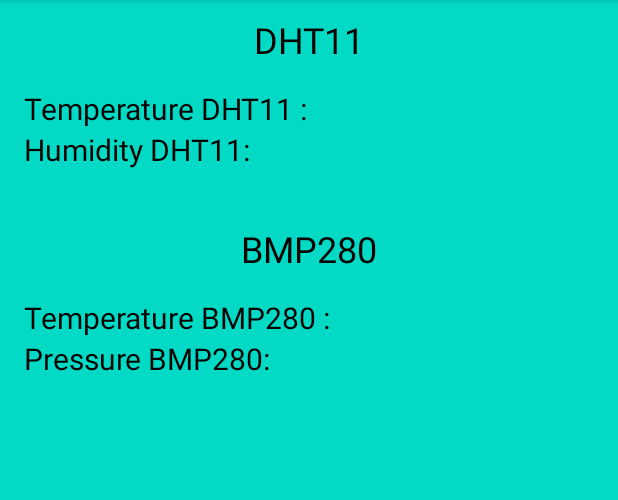
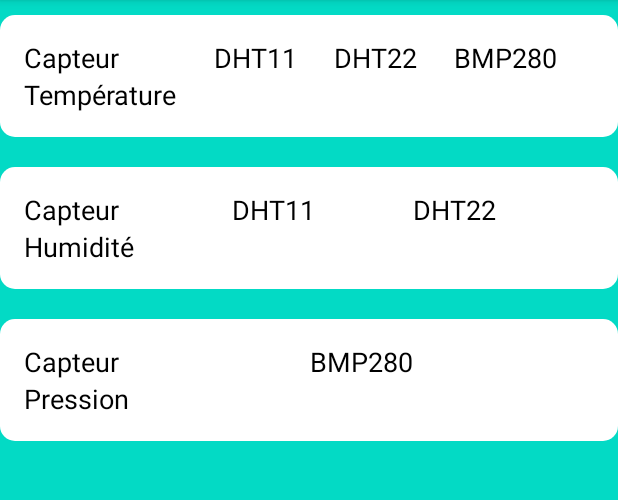
Before and after one commit to moslemrafrafi07/Station_meteo, an Android app: the screen it shows after launch (MainActivity), on a phone screen of 412 x 824 dp, the part 84-584 px from its top. Run offline under Robolectric (Android 15) with nearby library versions, the phone set to English and light mode, and no system bars; our stand-ins replace Firebase (no records; nobody signed in at launch, a user with empty details on screens opened directly); 6 statements that could not run were skipped.

Commit message:
final android application

```diff
--- a/app/src/main/java/com/example/stationmeteo/MainActivity.java
+++ b/app/src/main/java/com/example/stationmeteo/MainActivity.java
@@ -12,8 +12,8 @@ import com.google.firebase.database.FirebaseDatabase;
 import com.google.firebase.database.ValueEventListener;
 
 public class MainActivity extends Activity {
-    DatabaseReference dhtRef, bmpRef; // ref bmp and dht
-    TextView tempDHT, humDHT, tempBMP, pressureBMP;
+    DatabaseReference dht11Ref, dht22Ref, bmpRef; // ref bmp and dht
+    TextView tempDHT11, humDHT11, tempDHT22, humDHT22, tempBMP, pressureBMP;
 
     @Override
     protected void onCreate(Bundle savedInstanceState) {
@@ -21,19 +21,24 @@ public class MainActivity extends Activity {
         setContentView(R.layout.activity_main);
 
         // ref bmp and dht
-        dhtRef = FirebaseDatabase.getInstance().getReference().child("dht11");
+        dht11Ref = FirebaseDatabase.getInstance().getReference().child("dht11");
+        dht22Ref = FirebaseDatabase.getInstance().getReference().child("dht22");
         bmpRef = FirebaseDatabase.getInstance().getReference().child("bmp280");
 
         // Init txt vw temp and hum dht
-        tempDHT = findViewById(R.id.tempDHT);
-        humDHT = findViewById(R.id.humDHT);
+        tempDHT11 = findViewById(R.id.tempDHT11);
+        humDHT11 = findViewById(R.id.humDHT11);
+
+        // Init txt vw temp and hum dht22
+        tempDHT22 = findViewById(R.id.tempDHT22);
+        humDHT22 = findViewById(R.id.humDHT22);
 
         // Init txt vw prssr and temp bmp
         tempBMP = findViewById(R.id.tempBMP);
         pressureBMP = findViewById(R.id.pressureBMP);
 
-        // dht listener
-        dhtRef.addValueEventListener(new ValueEventListener() {
+        // dht11 listener
+        dht11Ref.addValueEventListener(new ValueEventListener() {
             @Override
             public void onDataChange(DataSnapshot dataSnapshot) {
                 DataSnapshot temperatureSnapshot = dataSnapshot.child("temperature");
@@ -41,8 +46,8 @@ public class MainActivity extends Activity {
 
                 String tempdata = temperatureSnapshot.getValue().toString();
                 String humdata = humiditySnapshot.getValue().toString();
-                tempDHT.setText(tempdata);
-                humDHT.setText(humdata);
+                tempDHT11.setText(tempdata);
+                humDHT11.setText(humdata);
             }
 
             @Override
@@ -51,7 +56,26 @@ public class MainActivity extends Activity {
             }
         });
 
-        // listener BMP280
+        // dht22 listener
+        dht22Ref.addValueEventListener(new ValueEventListener() {
+            @Override
+            public void onDataChange(DataSnapshot dataSnapshot) {
+                DataSnapshot temperatureSnapshot = dataSnapshot.child("temperature");
+                DataSnapshot humiditySnapshot = dataSnapshot.child("humidity");
+
+                String tempdata = temperatureSnapshot.getValue().toString();
+                String humdata = humiditySnapshot.getValue().toString();
+                tempDHT22.setText(tempdata);
+                humDHT22.setText(humdata);
+            }
+
+            @Override
+            public void onCancelled(DatabaseError error) {
+                Log.e("Firebase", "Failed to read value for DHT22.", error.toException());
+            }
+        });
+
+        // bmp listener
         bmpRef.addValueEventListener(new ValueEventListener() {
             @Override
             public void onDataChange(DataSnapshot dataSnapshot) {
--- /dev/null
+++ b/app/src/main/res/drawable/rounded_background.xml
@@ -0,0 +1,5 @@
+<!-- res/drawable/rounded_background.xml -->
+<shape xmlns:android="http://schemas.android.com/apk/res/android">
+    <solid android:color="@android:color/white" />
+    <corners android:radius="10dp" />
+</shape>
--- a/app/src/main/res/layout/activity_main.xml
+++ b/app/src/main/res/layout/activity_main.xml
@@ -7,103 +7,155 @@
     tools:context=".MainActivity"
     android:background="@color/teal_200">
 
-    <!-- DHT11 Section -->
-    <TextView
-        android:id="@+id/titleDHT"
+
+    <GridLayout
+        android:id="@+id/gridLayoutTemperature"
         android:layout_width="match_parent"
         android:layout_height="wrap_content"
-        android:text="DHT11"
-        android:textSize="24sp"
-        android:textColor="@color/black"
-        android:textAlignment="center"
-        android:layout_marginTop="10dp" />
+        android:columnCount="4"
+        android:rowCount="2"
+        android:padding="16dp"
+        android:layout_marginTop="10dp"
+        android:background="@drawable/rounded_background">
+
+        <TextView
+            android:text="Capteur"
+            android:textSize="18sp"
+            android:textColor="@color/black"
+            android:layout_columnWeight="1"/>
+
+        <TextView
+            android:text="DHT11"
+            android:textSize="18sp"
+            android:textColor="@color/black"
+            android:layout_columnWeight="1"/>
+
+        <TextView
+            android:text="DHT22"
+            android:textSize="18sp"
+            android:textColor="@color/black"
+            android:layout_columnWeight="1"/>
+
+        <TextView
+            android:text="BMP280"
+            android:textSize="18sp"
+            android:textColor="@color/black"
+            android:layout_columnWeight="1"/>
+
+        <TextView
+            android:text="Température"
+            android:textSize="18sp"
+            android:textColor="@color/black"
+            android:layout_columnWeight="1"/>
+
+        <TextView
+            android:id="@+id/tempDHT11"
+            android:text="0"
+            android:textSize="18sp"
+            android:textColor="#E91E63"
+            android:layout_columnWeight="1"/>
+
+        <TextView
+            android:id="@+id/tempDHT22"
+            android:text="0"
+            android:textSize="18sp"
+            android:textColor="#E91E63"
+            android:layout_columnWeight="1"/>
+
+        <TextView
+            android:id="@+id/tempBMP"
+            android:text="0"
+            android:textSize="18sp"
+            android:textColor="#E91E63"
+            android:layout_columnWeight="1"/>
+    </GridLayout>
+
 
     <GridLayout
-        android:id="@+id/gridLayoutDHT"
+        android:id="@+id/gridLayoutHumidity"
+        android:layout_width="match_parent"
+        android:layout_height="wrap_content"
+        android:columnCount="3"
+        android:rowCount="2"
+        android:padding="16dp"
+        android:layout_below="@id/gridLayoutTemperature"
+        android:layout_marginTop="20dp"
+        android:background="@drawable/rounded_background">
+
+        <TextView
+            android:text="Capteur"
+            android:textSize="18sp"
+            android:textColor="@color/black"
+            android:layout_columnWeight="1"/>
+
+        <TextView
+            android:text="DHT11"
+            android:textSize="18sp"
+            android:textColor="@color/black"
+            android:layout_columnWeight="1"/>
+
+        <TextView
+            android:text="DHT22"
+            android:textSize="18sp"
+            android:textColor="@color/black"
+            android:layout_columnWeight="1"/>
+
+        <TextView
+            android:text="Humidité"
+            android:textSize="18sp"
+            android:textColor="@color/black"
+            android:layout_columnWeight="1"/>
+
+        <TextView
+            android:id="@+id/humDHT11"
+            android:text="0"
+            android:textSize="18sp"
+            android:textColor="@color/purple_500"
+            android:layout_columnWeight="1"/>
+
+        <TextView
+            android:id="@+id/humDHT22"
+            android:text="0"
+            android:textSize="18sp"
+            android:textColor="@color/purple_500"
+            android:layout_columnWeight="1"/>
+    </GridLayout>
+
+
+    <GridLayout
+        android:id="@+id/gridLayoutPressure"
         android:layout_width="match_parent"
         android:layout_height="wrap_content"
         android:columnCount="2"
         android:rowCount="2"
         android:padding="16dp"
-        android:layout_below="@id/titleDHT"
-        android:background="@color/teal_200">
+        android:layout_below="@id/gridLayoutHumidity"
+        android:layout_marginTop="20dp"
+        android:background="@drawable/rounded_background">
 
         <TextView
-            android:text="Temperature DHT11 : "
-            android:textSize="20sp"
+            android:text="Capteur"
+            android:textSize="18sp"
             android:textColor="@color/black"
-            />
+            android:layout_columnWeight="1"/>
 
         <TextView
-            android:id="@+id/tempDHT"
-            android:text="0"
-            android:textSize="20sp"
-            android:textColor="#E91E63"
-            />
+            android:text="BMP280"
+            android:textSize="18sp"
+            android:textColor="@color/black"
+            android:layout_columnWeight="1"/>
 
         <TextView
-            android:text="Humidity DHT11: "
-            android:textSize="20sp"
+            android:text="Pression"
+            android:textSize="18sp"
             android:textColor="@color/black"
-            />
-
-        <TextView
-            android:id="@+id/humDHT"
-            android:text="0"
-            android:textSize="20sp"
-            android:textColor="@color/purple_500"
-            />
-
-    </GridLayout>
-
-    <!-- BMP280 Section -->
-    <TextView
-        android:id="@+id/titleBMP"
-        android:layout_width="match_parent"
-        android:layout_height="wrap_content"
-        android:text="BMP280"
-        android:textSize="24sp"
-        android:textColor="@color/black"
-        android:textAlignment="center"
-        android:layout_below="@id/gridLayoutDHT"
-        android:layout_marginTop="20dp" />
-
-    <GridLayout
-        android:id="@+id/gridLayoutBMP"
-        android:layout_width="match_parent"
-        android:layout_height="wrap_content"
-        android:columnCount="2"
-        android:rowCount="2"
-        android:padding="16dp"
-        android:layout_below="@id/titleBMP"
-        android:background="@color/teal_200">
-
-        <TextView
-            android:text="Temperature BMP280 : "
-            android:textSize="20sp"
-            android:textColor="@color/black"
-            />
-
-        <TextView
-            android:id="@+id/tempBMP"
-            android:text="0"
-            android:textSize="20sp"
-            android:textColor="#E91E63"
-            />
-
-        <TextView
-            android:text="Pressure BMP280: "
-            android:textSize="20sp"
-            android:textColor="@color/black"
-            />
+            android:layout_columnWeight="1"/>
 
         <TextView
             android:id="@+id/pressureBMP"
             android:text="0"
-            android:textSize="20sp"
+            android:textSize="18sp"
             android:textColor="@color/purple_500"
-            />
-
+            android:layout_columnWeight="1"/>
     </GridLayout>
-
 </RelativeLayout>
```
